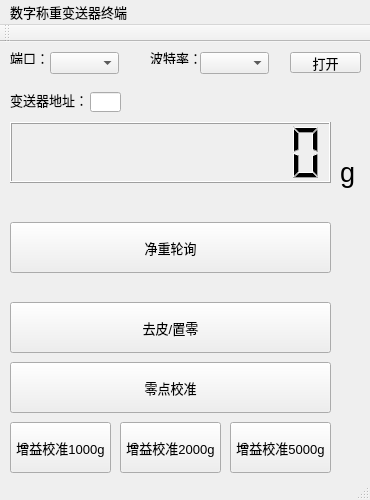
The window that dgt/mainwindow.ui (wkxboot/qt_dgt_visual_terminal) describes before a commit, drawn with Qt 5.
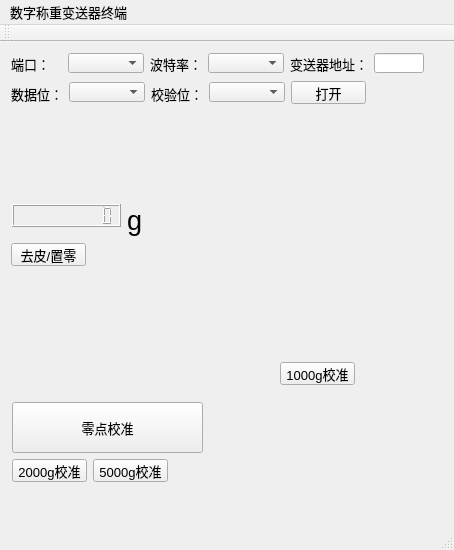
The same window after the commit.

Diff of the .ui file:
```diff
--- a/dgt/mainwindow.ui
+++ b/dgt/mainwindow.ui
@@ -6,21 +6,15 @@
    <rect>
     <x>0</x>
     <y>0</y>
-    <width>370</width>
-    <height>500</height>
+    <width>454</width>
+    <height>550</height>
    </rect>
   </property>
-  <property name="minimumSize">
-   <size>
-    <width>370</width>
-    <height>500</height>
-   </size>
-  </property>
-  <property name="maximumSize">
-   <size>
-    <width>370</width>
-    <height>500</height>
-   </size>
+  <property name="sizePolicy">
+   <sizepolicy hsizetype="Expanding" vsizetype="Fixed">
+    <horstretch>0</horstretch>
+    <verstretch>0</verstretch>
+   </sizepolicy>
   </property>
   <property name="font">
    <font>
@@ -31,96 +25,46 @@
    <string>数字称重变送器终端v1.0</string>
   </property>
   <widget class="QWidget" name="centralWidget">
-   <widget class="QLabel" name="label">
-    <property name="geometry">
-     <rect>
-      <x>10</x>
-      <y>10</y>
-      <width>54</width>
-      <height>12</height>
-     </rect>
-    </property>
-    <property name="text">
-     <string>端口：</string>
-    </property>
-   </widget>
-   <widget class="QLabel" name="label_2">
-    <property name="geometry">
-     <rect>
-      <x>150</x>
-      <y>10</y>
-      <width>54</width>
-      <height>12</height>
-     </rect>
-    </property>
-    <property name="text">
-     <string>波特率：</string>
-    </property>
-   </widget>
    <widget class="QPushButton" name="calibration_zero_button">
     <property name="geometry">
      <rect>
-      <x>10</x>
-      <y>320</y>
-      <width>321</width>
+      <x>12</x>
+      <y>360</y>
+      <width>191</width>
       <height>51</height>
      </rect>
     </property>
+    <property name="sizePolicy">
+     <sizepolicy hsizetype="Expanding" vsizetype="Expanding">
+      <horstretch>0</horstretch>
+      <verstretch>0</verstretch>
+     </sizepolicy>
+    </property>
+    <property name="minimumSize">
+     <size>
+      <width>0</width>
+      <height>40</height>
+     </size>
+    </property>
     <property name="text">
      <string>零点校准</string>
     </property>
    </widget>
-   <widget class="QComboBox" name="port_list">
-    <property name="geometry">
-     <rect>
-      <x>50</x>
-      <y>10</y>
-      <width>69</width>
-      <height>22</height>
-     </rect>
-    </property>
-    <property name="currentText">
-     <string/>
-    </property>
-    <property name="currentIndex">
-     <number>-1</number>
-    </property>
-    <property name="maxCount">
-     <number>10</number>
-    </property>
-   </widget>
-   <widget class="QComboBox" name="bandrate_list">
-    <property name="geometry">
-     <rect>
-      <x>200</x>
-      <y>10</y>
-      <width>69</width>
-      <height>22</height>
-     </rect>
-    </property>
-   </widget>
-   <widget class="QPushButton" name="open">
-    <property name="geometry">
-     <rect>
-      <x>290</x>
-      <y>10</y>
-      <width>71</width>
-      <height>21</height>
-     </rect>
-    </property>
-    <property name="text">
-     <string>打开</string>
-    </property>
-   </widget>
    <widget class="QLabel" name="label_3">
     <property name="geometry">
      <rect>
-      <x>340</x>
-      <y>100</y>
-      <width>31</width>
-      <height>61</height>
+      <x>127</x>
+      <y>162</y>
+      <width>16</width>
+      <height>32</height>
      </rect>
     </property>
+    <property name="sizePolicy">
+     <sizepolicy hsizetype="Fixed" vsizetype="Expanding">
+      <horstretch>0</horstretch>
+      <verstretch>0</verstretch>
+     </sizepolicy>
+    </property>
     <property name="baseSize">
      <size>
       <width>50</width>
@@ -143,90 +87,127 @@
    <widget class="QPushButton" name="calibration_1000_button">
     <property name="geometry">
      <rect>
-      <x>10</x>
-      <y>380</y>
-      <width>101</width>
-      <height>51</height>
+      <x>280</x>
+      <y>320</y>
+      <width>75</width>
+      <height>23</height>
      </rect>
     </property>
+    <property name="sizePolicy">
+     <sizepolicy hsizetype="Expanding" vsizetype="Fixed">
+      <horstretch>0</horstretch>
+      <verstretch>0</verstretch>
+     </sizepolicy>
+    </property>
+    <property name="maximumSize">
+     <size>
+      <width>16777215</width>
+      <height>40</height>
+     </size>
+    </property>
     <property name="text">
-     <string>增益校准1000g</string>
+     <string>1000g校准</string>
     </property>
    </widget>
    <widget class="QPushButton" name="remove_tare_button">
     <property name="geometry">
      <rect>
-      <x>10</x>
-      <y>260</y>
-      <width>321</width>
-      <height>51</height>
+      <x>11</x>
+      <y>201</y>
+      <width>75</width>
+      <height>23</height>
      </rect>
     </property>
+    <property name="sizePolicy">
+     <sizepolicy hsizetype="Expanding" vsizetype="Expanding">
+      <horstretch>0</horstretch>
+      <verstretch>0</verstretch>
+     </sizepolicy>
+    </property>
+    <property name="maximumSize">
+     <size>
+      <width>16777215</width>
+      <height>40</height>
+     </size>
+    </property>
     <property name="text">
      <string>去皮/置零</string>
     </property>
    </widget>
-   <widget class="QPushButton" name="weight_loop_button">
-    <property name="geometry">
-     <rect>
-      <x>10</x>
-      <y>180</y>
-      <width>321</width>
-      <height>51</height>
-     </rect>
-    </property>
-    <property name="text">
-     <string>净重轮询</string>
-    </property>
-   </widget>
    <widget class="QPushButton" name="calibration_2000_button">
+    <property name="enabled">
+     <bool>true</bool>
+    </property>
     <property name="geometry">
      <rect>
-      <x>120</x>
-      <y>380</y>
-      <width>101</width>
-      <height>51</height>
+      <x>12</x>
+      <y>417</y>
+      <width>75</width>
+      <height>23</height>
      </rect>
     </property>
+    <property name="sizePolicy">
+     <sizepolicy hsizetype="Expanding" vsizetype="Fixed">
+      <horstretch>0</horstretch>
+      <verstretch>0</verstretch>
+     </sizepolicy>
+    </property>
+    <property name="maximumSize">
+     <size>
+      <width>16777215</width>
+      <height>60</height>
+     </size>
+    </property>
     <property name="text">
-     <string>增益校准2000g</string>
+     <string>2000g校准</string>
     </property>
    </widget>
    <widget class="QPushButton" name="calibration_5000_button">
     <property name="geometry">
      <rect>
-      <x>230</x>
-      <y>380</y>
-      <width>101</width>
-      <height>51</height>
+      <x>93</x>
+      <y>417</y>
+      <width>75</width>
+      <height>23</height>
      </rect>
     </property>
-    <property name="text">
-     <string>增益校准5000g</string>
+    <property name="sizePolicy">
+     <sizepolicy hsizetype="Expanding" vsizetype="Expanding">
+      <horstretch>0</horstretch>
+      <verstretch>0</verstretch>
+     </sizepolicy>
     </property>
-   </widget>
-   <widget class="QLabel" name="label_4">
-    <property name="geometry">
-     <rect>
-      <x>10</x>
-      <y>50</y>
-      <width>81</width>
-      <height>16</height>
-     </rect>
+    <property name="maximumSize">
+     <size>
+      <width>16777215</width>
+      <height>40</height>
+     </size>
     </property>
     <property name="text">
-     <string>变送器地址：</string>
+     <string>5000g校准</string>
     </property>
    </widget>
    <widget class="QLCDNumber" name="weight_display">
     <property name="geometry">
      <rect>
-      <x>10</x>
-      <y>80</y>
-      <width>321</width>
-      <height>61</height>
+      <x>12</x>
+      <y>162</y>
+      <width>109</width>
+      <height>23</height>
      </rect>
     </property>
+    <property name="sizePolicy">
+     <sizepolicy hsizetype="Expanding" vsizetype="Fixed">
+      <horstretch>0</horstretch>
+      <verstretch>0</verstretch>
+     </sizepolicy>
+    </property>
+    <property name="maximumSize">
+     <size>
+      <width>16777215</width>
+      <height>200</height>
+     </size>
+    </property>
     <property name="digitCount">
      <number>10</number>
     </property>
@@ -234,26 +215,213 @@
      <number>0</number>
     </property>
    </widget>
+   <widget class="QLabel" name="label_5">
+    <property name="geometry">
+     <rect>
+      <x>11</x>
+      <y>44</y>
+      <width>52</width>
+      <height>16</height>
+     </rect>
+    </property>
+    <property name="sizePolicy">
+     <sizepolicy hsizetype="Preferred" vsizetype="Fixed">
+      <horstretch>0</horstretch>
+      <verstretch>0</verstretch>
+     </sizepolicy>
+    </property>
+    <property name="text">
+     <string>数据位：</string>
+    </property>
+   </widget>
+   <widget class="QLabel" name="label_6">
+    <property name="geometry">
+     <rect>
+      <x>151</x>
+      <y>44</y>
+      <width>52</width>
+      <height>16</height>
+     </rect>
+    </property>
+    <property name="sizePolicy">
+     <sizepolicy hsizetype="Preferred" vsizetype="Fixed">
+      <horstretch>0</horstretch>
+      <verstretch>0</verstretch>
+     </sizepolicy>
+    </property>
+    <property name="text">
+     <string>校验位：</string>
+    </property>
+   </widget>
+   <widget class="QComboBox" name="comboBox">
+    <property name="geometry">
+     <rect>
+      <x>69</x>
+      <y>40</y>
+      <width>76</width>
+      <height>20</height>
+     </rect>
+    </property>
+   </widget>
+   <widget class="QComboBox" name="comboBox_2">
+    <property name="geometry">
+     <rect>
+      <x>209</x>
+      <y>40</y>
+      <width>76</width>
+      <height>20</height>
+     </rect>
+    </property>
+   </widget>
+   <widget class="QPushButton" name="open">
+    <property name="geometry">
+     <rect>
+      <x>291</x>
+      <y>39</y>
+      <width>75</width>
+      <height>23</height>
+     </rect>
+    </property>
+    <property name="sizePolicy">
+     <sizepolicy hsizetype="Expanding" vsizetype="Fixed">
+      <horstretch>0</horstretch>
+      <verstretch>0</verstretch>
+     </sizepolicy>
+    </property>
+    <property name="text">
+     <string>打开</string>
+    </property>
+   </widget>
+   <widget class="QComboBox" name="port_list">
+    <property name="geometry">
+     <rect>
+      <x>68</x>
+      <y>11</y>
+      <width>76</width>
+      <height>20</height>
+     </rect>
+    </property>
+    <property name="sizePolicy">
+     <sizepolicy hsizetype="Preferred" vsizetype="Fixed">
+      <horstretch>0</horstretch>
+      <verstretch>0</verstretch>
+     </sizepolicy>
+    </property>
+    <property name="currentText">
+     <string/>
+    </property>
+    <property name="currentIndex">
+     <number>-1</number>
+    </property>
+    <property name="maxCount">
+     <number>10</number>
+    </property>
+   </widget>
+   <widget class="QComboBox" name="bandrate_list">
+    <property name="geometry">
+     <rect>
+      <x>208</x>
+      <y>11</y>
+      <width>76</width>
+      <height>20</height>
+     </rect>
+    </property>
+   </widget>
+   <widget class="QLabel" name="label">
+    <property name="geometry">
+     <rect>
+      <x>11</x>
+      <y>14</y>
+      <width>39</width>
+      <height>16</height>
+     </rect>
+    </property>
+    <property name="sizePolicy">
+     <sizepolicy hsizetype="Preferred" vsizetype="Fixed">
+      <horstretch>0</horstretch>
+      <verstretch>0</verstretch>
+     </sizepolicy>
+    </property>
+    <property name="text">
+     <string>端口：</string>
+    </property>
+   </widget>
+   <widget class="QLabel" name="label_2">
+    <property name="geometry">
+     <rect>
+      <x>150</x>
+      <y>14</y>
+      <width>52</width>
+      <height>16</height>
+     </rect>
+    </property>
+    <property name="sizePolicy">
+     <sizepolicy hsizetype="Preferred" vsizetype="Fixed">
+      <horstretch>0</horstretch>
+      <verstretch>0</verstretch>
+     </sizepolicy>
+    </property>
+    <property name="text">
+     <string>波特率：</string>
+    </property>
+   </widget>
    <widget class="QLineEdit" name="addr_input">
     <property name="geometry">
      <rect>
-      <x>90</x>
-      <y>50</y>
-      <width>31</width>
+      <x>374</x>
+      <y>11</y>
+      <width>50</width>
       <height>20</height>
      </rect>
     </property>
+    <property name="sizePolicy">
+     <sizepolicy hsizetype="Fixed" vsizetype="Fixed">
+      <horstretch>0</horstretch>
+      <verstretch>0</verstretch>
+     </sizepolicy>
+    </property>
+    <property name="minimumSize">
+     <size>
+      <width>50</width>
+      <height>0</height>
+     </size>
+    </property>
+    <property name="maximumSize">
+     <size>
+      <width>50</width>
+      <height>16777215</height>
+     </size>
+    </property>
     <property name="maxLength">
      <number>2</number>
     </property>
    </widget>
+   <widget class="QLabel" name="label_4">
+    <property name="geometry">
+     <rect>
+      <x>290</x>
+      <y>14</y>
+      <width>78</width>
+      <height>16</height>
+     </rect>
+    </property>
+    <property name="sizePolicy">
+     <sizepolicy hsizetype="Preferred" vsizetype="Fixed">
+      <horstretch>0</horstretch>
+      <verstretch>0</verstretch>
+     </sizepolicy>
+    </property>
+    <property name="text">
+     <string>变送器地址：</string>
+    </property>
+   </widget>
   </widget>
   <widget class="QMenuBar" name="menuBar">
    <property name="geometry">
     <rect>
      <x>0</x>
      <y>0</y>
-     <width>370</width>
+     <width>454</width>
      <height>23</height>
     </rect>
    </property>
```
